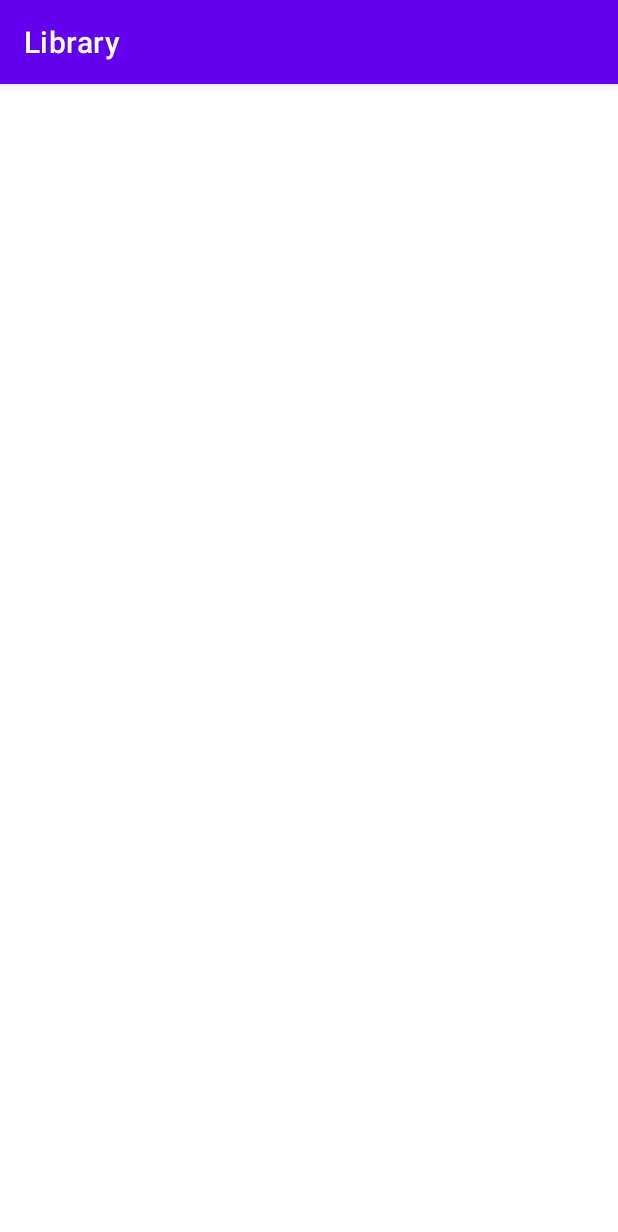
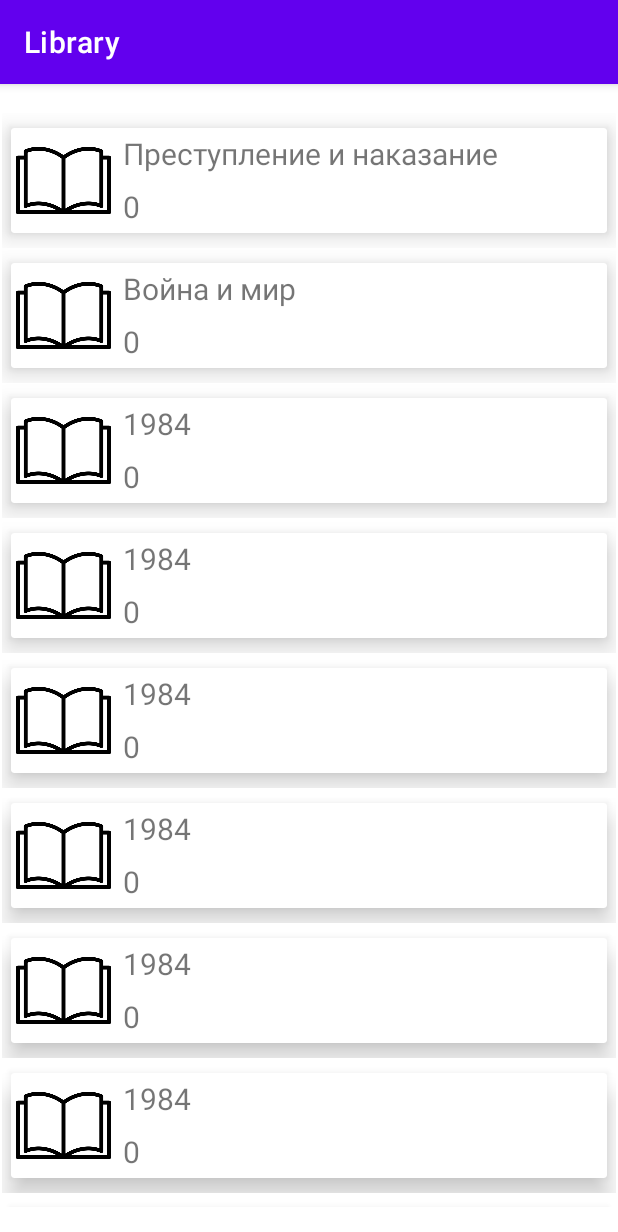
Before and after one commit to domnichds/android-homework-03, an Android app: the screen it shows after launch (MainActivity), on a phone screen of 412 x 824 dp. Shown: the top 1232 px of the screen. Run offline under Robolectric (Android 15) with nearby library versions, the phone set to English and light mode, and no system bars.

Commit message:
Добавить список с отображением иконки

```diff
--- /dev/null
+++ b/app/src/main/java/com/example/library/LibrayAdapter.kt
@@ -0,0 +1,32 @@
+package com.example.library
+
+import android.view.LayoutInflater
+import android.view.View
+import android.view.ViewGroup
+import android.widget.ImageView
+import android.widget.TextView
+import androidx.recyclerview.widget.RecyclerView
+
+class LibraryAdapter(private val data: MutableList<LibraryItem>) :
+    RecyclerView.Adapter<LibraryAdapter.ViewHolder>() {
+
+    class ViewHolder(view: View) : RecyclerView.ViewHolder(view) {
+        val nameTextView: TextView = view.findViewById(R.id.nameTextView)
+        val idTextView: TextView = view.findViewById(R.id.idTextView)
+        val iconImageView: ImageView = view.findViewById(R.id.iconImageView)
+    }
+
+    override fun onCreateViewHolder(parent: ViewGroup, viewType: Int): ViewHolder {
+        val view = LayoutInflater.from(parent.context).inflate(R.layout.item_card, parent, false)
+        return ViewHolder(view)
+    }
+
+    override fun onBindViewHolder(holder: ViewHolder, index: Int) {
+        val item = data[index]
+        holder.nameTextView.text = item.name
+        holder.idTextView.text = item.id.toString()
+        holder.iconImageView.setImageResource(R.drawable.book)
+    }
+
+    override fun getItemCount(): Int = data.size
+}
--- a/app/src/main/java/com/example/library/MainActivity.kt
+++ b/app/src/main/java/com/example/library/MainActivity.kt
@@ -6,5 +6,30 @@ import androidx.recyclerview.widget.LinearLayoutManager
 import androidx.recyclerview.widget.RecyclerView
 
 class MainActivity : AppCompatActivity() {
+    override fun onCreate(savedInstanceState: Bundle?) {
+        super.onCreate(savedInstanceState)
+        setContentView(R.layout.activity_main)
 
+        val recyclerView: RecyclerView = findViewById(R.id.recyclerView)
+
+        val libraryItems: MutableList<LibraryItem> = mutableListOf(
+            Book(0, "Преступление и наказание", true, 300, "Достоевский"),
+            Book(0, "Война и мир", true, 12000, "Толстой"),
+            Book(0, "1984", true, 400, "Оруэл"),
+            Book(0, "1984", true, 400, "Оруэл"),
+            Book(0, "1984", true, 400, "Оруэл"),
+            Book(0, "1984", true, 400, "Оруэл"),
+            Book(0, "1984", true, 400, "Оруэл"),
+            Book(0, "1984", true, 400, "Оруэл"),
+            Book(0, "1984", true, 400, "Оруэл"),
+            Book(0, "1984", true, 400, "Оруэл"),
+            Book(0, "1984", true, 400, "Оруэл"),
+            Book(0, "1984", true, 400, "Оруэл"),
+            Book(0, "1984", true, 400, "Оруэл")
+        )
+
+        val adapter = LibraryAdapter(libraryItems)
+        recyclerView.layoutManager = LinearLayoutManager(this)
+        recyclerView.adapter = adapter
+    }
 }
--- a/app/src/main/res/layout/activity_main.xml
+++ b/app/src/main/res/layout/activity_main.xml
@@ -13,5 +13,4 @@
         app:layout_constraintEnd_toEndOf="parent"
         app:layout_constraintStart_toStartOf="parent"
         app:layout_constraintTop_toTopOf="parent" />
-
 </androidx.constraintlayout.widget.ConstraintLayout>
--- a/app/src/main/res/layout/item_card.xml
+++ b/app/src/main/res/layout/item_card.xml
@@ -3,44 +3,54 @@
     xmlns:app="http://schemas.android.com/apk/res-auto"
     xmlns:tools="http://schemas.android.com/tools"
     android:layout_width="match_parent"
-    android:layout_height="match_parent">
+    android:layout_height="wrap_content">
 
     <androidx.cardview.widget.CardView
-        android:layout_width="0dp"
+        android:layout_width="397dp"
         android:layout_height="70dp"
-        app:cardCornerRadius="15dp"
+        android:layout_marginStart="10dp"
+        android:layout_marginTop="10dp"
+        android:layout_marginEnd="10dp"
+        android:layout_marginBottom="10dp"
         app:cardElevation="10dp"
         app:layout_constraintBottom_toBottomOf="parent"
         app:layout_constraintEnd_toEndOf="parent"
         app:layout_constraintStart_toStartOf="parent"
         app:layout_constraintTop_toTopOf="parent">
 
-        <TextView
-            android:id="@+id/nameTextView"
-            android:layout_width="340dp"
-            android:layout_height="35dp"
-            android:layout_gravity="right|top"
-            android:fontFamily="serif"
-            android:gravity="bottom|top|left"
-            android:paddingLeft="10dp"
-            android:text="Название" />
-
-        <TextView
-            android:id="@+id/idTextView"
-            android:layout_width="340dp"
-            android:layout_height="35dp"
-            android:layout_gravity="bottom|right"
-            android:fontFamily="serif"
-            android:gravity="bottom|top|left"
-            android:paddingLeft="10dp"
-            android:text="id: 0" />
-
         <ImageView
             android:id="@+id/iconImageView"
             android:layout_width="70dp"
             android:layout_height="70dp"
+            android:padding="3dp"
+            android:paddingLeft="3dp"
+            android:paddingRight="3dp"
             tools:srcCompat="@tools:sample/avatars" />
 
+        <LinearLayout
+            android:layout_width="326dp"
+            android:layout_height="71dp"
+            android:layout_gravity="bottom|right|top"
+            android:orientation="vertical">
+
+            <TextView
+                android:id="@+id/nameTextView"
+                android:layout_width="match_parent"
+                android:layout_height="35dp"
+                android:paddingLeft="3dp"
+                android:paddingTop="3dp"
+                android:text="Название"
+                android:textSize="20sp" />
+
+            <TextView
+                android:id="@+id/idTextView"
+                android:layout_width="match_parent"
+                android:layout_height="35dp"
+                android:paddingLeft="3dp"
+                android:paddingTop="3dp"
+                android:text="ID: 0"
+                android:textSize="20sp" />
+        </LinearLayout>
+
     </androidx.cardview.widget.CardView>
-
 </androidx.constraintlayout.widget.ConstraintLayout>
```
Also changed, not shown: app/src/main/java/com/example/library/Library.kt (added, +161 -0 lines), app/src/main/res/drawable/book.png (added), app/src/main/res/drawable/disk.png (added), app/src/main/res/drawable/newspaper.png (added).
